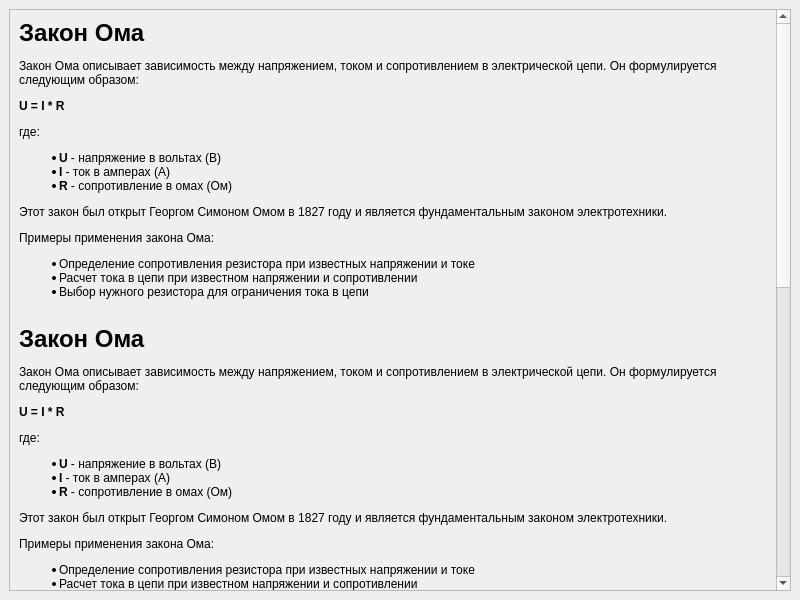
Old version of the form ui/theory.ui in the repository vemneyy/educational-practice-gui.
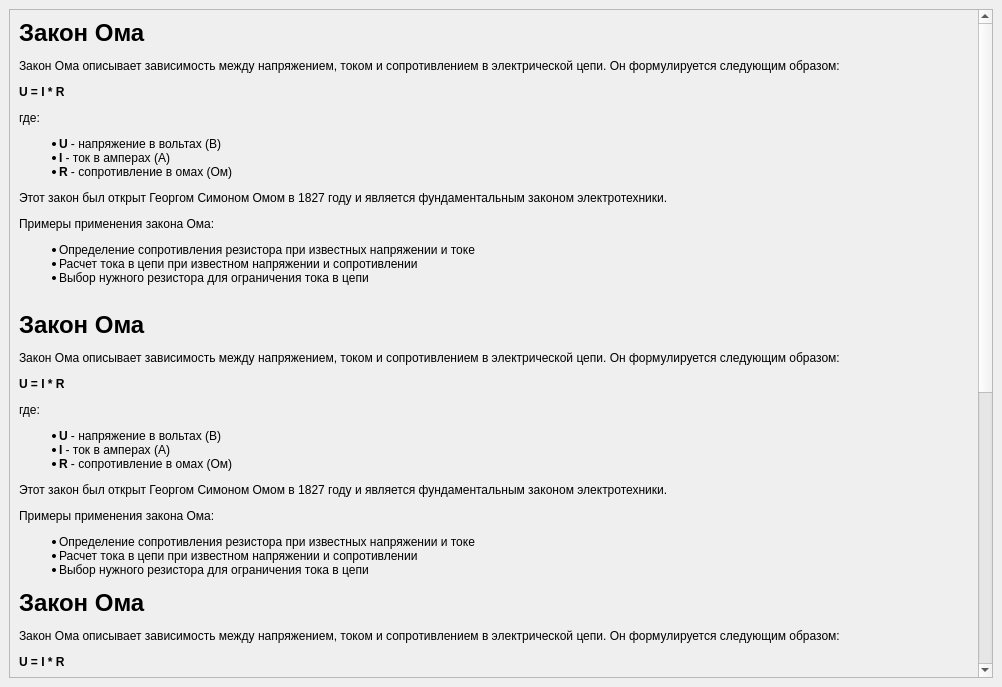
New version of the form. Icons and pictures are not drawn.

The edit to the form file:
```diff
--- a/ui/theory.ui
+++ b/ui/theory.ui
@@ -6,8 +6,8 @@
    <rect>
     <x>0</x>
     <y>0</y>
-    <width>800</width>
-    <height>600</height>
+    <width>1002</width>
+    <height>687</height>
    </rect>
   </property>
   <property name="windowTitle">
@@ -24,16 +24,16 @@
        <property name="geometry">
         <rect>
          <x>0</x>
-         <y>0</y>
-         <width>769</width>
-         <height>1452</height>
+         <y>-780</y>
+         <width>957</width>
+         <height>1516</height>
         </rect>
        </property>
        <layout class="QVBoxLayout" name="verticalLayout_2">
         <item>
          <widget class="QLabel" name="label">
           <property name="text">
-           <string>&lt;html&gt;&lt;head/&gt;&lt;body&gt;&lt;p&gt;&lt;span style=&quot; font-size:xx-large; font-weight:600;&quot;&gt;Закон Ома&lt;/span&gt;&lt;/p&gt;&lt;p&gt;Закон Ома описывает зависимость между напряжением, током и сопротивлением в электрической цепи. Он формулируется следующим образом: &lt;/p&gt;&lt;p&gt;&lt;span style=&quot; font-weight:600;&quot;&gt;U = I * R&lt;/span&gt;&lt;/p&gt;&lt;p&gt;где: &lt;/p&gt;&lt;ul style=&quot;margin-top: 0px; margin-bottom: 0px; margin-left: 0px; margin-right: 0px; -qt-list-indent: 1;&quot;&gt;&lt;li style=&quot; margin-top:12px; margin-bottom:0px; margin-left:0px; margin-right:0px; -qt-block-indent:0; text-indent:0px;&quot;&gt;&lt;span style=&quot; font-weight:600;&quot;&gt;U&lt;/span&gt; - напряжение в вольтах (В) &lt;/li&gt;&lt;li style=&quot; margin-top:0px; margin-bottom:0px; margin-left:0px; margin-right:0px; -qt-block-indent:0; text-indent:0px;&quot;&gt;&lt;span style=&quot; font-weight:600;&quot;&gt;I&lt;/span&gt; - ток в амперах (А) &lt;/li&gt;&lt;li style=&quot; margin-top:0px; margin-bottom:12px; margin-left:0px; margin-right:0px; -qt-block-indent:0; text-indent:0px;&quot;&gt;&lt;span style=&quot; font-weight:600;&quot;&gt;R&lt;/span&gt; - сопротивление в омах (Ом) &lt;/li&gt;&lt;/ul&gt;&lt;p&gt;Этот закон был открыт Георгом Симоном Омом в 1827 году и является фундаментальным законом электротехники. &lt;/p&gt;&lt;p&gt;Примеры применения закона Ома: &lt;/p&gt;&lt;ul style=&quot;margin-top: 0px; margin-bottom: 0px; margin-left: 0px; margin-right: 0px; -qt-list-indent: 1;&quot;&gt;&lt;li style=&quot; margin-top:12px; margin-bottom:0px; margin-left:0px; margin-right:0px; -qt-block-indent:0; text-indent:0px;&quot;&gt;Определение сопротивления резистора при известных напряжении и токе &lt;/li&gt;&lt;li style=&quot; margin-top:0px; margin-bottom:0px; margin-left:0px; margin-right:0px; -qt-block-indent:0; text-indent:0px;&quot;&gt;Расчет тока в цепи при известном напряжении и сопротивлении &lt;/li&gt;&lt;li style=&quot; margin-top:0px; margin-bottom:12px; margin-left:0px; margin-right:0px; -qt-block-indent:0; text-indent:0px;&quot;&gt;Выбор нужного резистора для ограничения тока в цепи &lt;br/&gt;&lt;/li&gt;&lt;/ul&gt;&lt;p&gt;&lt;span style=&quot; font-size:xx-large; font-weight:600;&quot;&gt;Закон Ома&lt;/span&gt;&lt;/p&gt;&lt;p&gt;Закон Ома описывает зависимость между напряжением, током и сопротивлением в электрической цепи. Он формулируется следующим образом: &lt;/p&gt;&lt;p&gt;&lt;span style=&quot; font-weight:600;&quot;&gt;U = I * R&lt;/span&gt;&lt;/p&gt;&lt;p&gt;где: &lt;/p&gt;&lt;ul style=&quot;margin-top: 0px; margin-bottom: 0px; margin-left: 0px; margin-right: 0px; -qt-list-indent: 1;&quot;&gt;&lt;li style=&quot; margin-top:12px; margin-bottom:0px; margin-left:0px; margin-right:0px; -qt-block-indent:0; text-indent:0px;&quot;&gt;&lt;span style=&quot; font-weight:600;&quot;&gt;U&lt;/span&gt; - напряжение в вольтах (В) &lt;/li&gt;&lt;li style=&quot; margin-top:0px; margin-bottom:0px; margin-left:0px; margin-right:0px; -qt-block-indent:0; text-indent:0px;&quot;&gt;&lt;span style=&quot; font-weight:600;&quot;&gt;I&lt;/span&gt; - ток в амперах (А) &lt;/li&gt;&lt;li style=&quot; margin-top:0px; margin-bottom:12px; margin-left:0px; margin-right:0px; -qt-block-indent:0; text-indent:0px;&quot;&gt;&lt;span style=&quot; font-weight:600;&quot;&gt;R&lt;/span&gt; - сопротивление в омах (Ом) &lt;/li&gt;&lt;/ul&gt;&lt;p&gt;Этот закон был открыт Георгом Симоном Омом в 1827 году и является фундаментальным законом электротехники. &lt;/p&gt;&lt;p&gt;Примеры применения закона Ома: &lt;/p&gt;&lt;ul style=&quot;margin-top: 0px; margin-bottom: 0px; margin-left: 0px; margin-right: 0px; -qt-list-indent: 1;&quot;&gt;&lt;li style=&quot; margin-top:12px; margin-bottom:0px; margin-left:0px; margin-right:0px; -qt-block-indent:0; text-indent:0px;&quot;&gt;Определение сопротивления резистора при известных напряжении и токе &lt;/li&gt;&lt;li style=&quot; margin-top:0px; margin-bottom:0px; margin-left:0px; margin-right:0px; -qt-block-indent:0; text-indent:0px;&quot;&gt;Расчет тока в цепи при известном напряжении и сопротивлении &lt;/li&gt;&lt;li style=&quot; margin-top:0px; margin-bottom:12px; margin-left:0px; margin-right:0px; -qt-block-indent:0; text-indent:0px;&quot;&gt;Выбор нужного резистора для ограничения тока в цепи &lt;/li&gt;&lt;/ul&gt;&lt;p&gt;&lt;span style=&quot; font-size:xx-large; font-weight:600;&quot;&gt;Закон Ома&lt;/span&gt;&lt;/p&gt;&lt;p&gt;Закон Ома описывает зависимость между напряжением, током и сопротивлением в электрической цепи. Он формулируется следующим образом: &lt;/p&gt;&lt;p&gt;&lt;span style=&quot; font-weight:600;&quot;&gt;U = I * R&lt;/span&gt;&lt;/p&gt;&lt;p&gt;где: &lt;/p&gt;&lt;ul style=&quot;margin-top: 0px; margin-bottom: 0px; margin-left: 0px; margin-right: 0px; -qt-list-indent: 1;&quot;&gt;&lt;li style=&quot; margin-top:12px; margin-bottom:0px; margin-left:0px; margin-right:0px; -qt-block-indent:0; text-indent:0px;&quot;&gt;&lt;span style=&quot; font-weight:600;&quot;&gt;U&lt;/span&gt; - напряжение в вольтах (В) &lt;/li&gt;&lt;li style=&quot; margin-top:0px; margin-bottom:0px; margin-left:0px; margin-right:0px; -qt-block-indent:0; text-indent:0px;&quot;&gt;&lt;span style=&quot; font-weight:600;&quot;&gt;I&lt;/span&gt; - ток в амперах (А) &lt;/li&gt;&lt;li style=&quot; margin-top:0px; margin-bottom:12px; margin-left:0px; margin-right:0px; -qt-block-indent:0; text-indent:0px;&quot;&gt;&lt;span style=&quot; font-weight:600;&quot;&gt;R&lt;/span&gt; - сопротивление в омах (Ом) &lt;/li&gt;&lt;/ul&gt;&lt;p&gt;Этот закон был открыт Георгом Симоном Омом в 1827 году и является фундаментальным законом электротехники. &lt;/p&gt;&lt;p&gt;Примеры применения закона Ома: &lt;/p&gt;&lt;ul style=&quot;margin-top: 0px; margin-bottom: 0px; margin-left: 0px; margin-right: 0px; -qt-list-indent: 1;&quot;&gt;&lt;li style=&quot; margin-top:12px; margin-bottom:0px; margin-left:0px; margin-right:0px; -qt-block-indent:0; text-indent:0px;&quot;&gt;Определение сопротивления резистора при известных напряжении и токе &lt;/li&gt;&lt;li style=&quot; margin-top:0px; margin-bottom:0px; margin-left:0px; margin-right:0px; -qt-block-indent:0; text-indent:0px;&quot;&gt;Расчет тока в цепи при известном напряжении и сопротивлении &lt;/li&gt;&lt;li style=&quot; margin-top:0px; margin-bottom:12px; margin-left:0px; margin-right:0px; -qt-block-indent:0; text-indent:0px;&quot;&gt;Выбор нужного резистора для ограничения тока в цепи&lt;/li&gt;&lt;li style=&quot;-qt-paragraph-type:empty; margin-top:0px; margin-bottom:12px; margin-left:0px; margin-right:0px; -qt-block-indent:0; text-indent:0px;&quot;&gt;&lt;br/&gt;&lt;/li&gt;&lt;/ul&gt;&lt;p&gt;&lt;span style=&quot; font-size:xx-large; font-weight:600;&quot;&gt;Закон Ома&lt;/span&gt;&lt;/p&gt;&lt;p&gt;Закон Ома описывает зависимость между напряжением, током и сопротивлением в электрической цепи. Он формулируется следующим образом: &lt;/p&gt;&lt;p&gt;&lt;span style=&quot; font-weight:600;&quot;&gt;U = I * R&lt;/span&gt;&lt;/p&gt;&lt;p&gt;где: &lt;/p&gt;&lt;ul style=&quot;margin-top: 0px; margin-bottom: 0px; margin-left: 0px; margin-right: 0px; -qt-list-indent: 1;&quot;&gt;&lt;li style=&quot; margin-top:12px; margin-bottom:0px; margin-left:0px; margin-right:0px; -qt-block-indent:0; text-indent:0px;&quot;&gt;&lt;span style=&quot; font-weight:600;&quot;&gt;U&lt;/span&gt; - напряжение в вольтах (В) &lt;/li&gt;&lt;li style=&quot; margin-top:0px; margin-bottom:0px; margin-left:0px; margin-right:0px; -qt-block-indent:0; text-indent:0px;&quot;&gt;&lt;span style=&quot; font-weight:600;&quot;&gt;I&lt;/span&gt; - ток в амперах (А) &lt;/li&gt;&lt;li style=&quot; margin-top:0px; margin-bottom:12px; margin-left:0px; margin-right:0px; -qt-block-indent:0; text-indent:0px;&quot;&gt;&lt;span style=&quot; font-weight:600;&quot;&gt;R&lt;/span&gt; - сопротивление в омах (Ом) &lt;/li&gt;&lt;/ul&gt;&lt;p&gt;Этот закон был открыт Георгом Симоном Омом в 1827 году и является фундаментальным законом электротехники. &lt;/p&gt;&lt;p&gt;Примеры применения закона Ома: &lt;/p&gt;&lt;ul style=&quot;margin-top: 0px; margin-bottom: 0px; margin-left: 0px; margin-right: 0px; -qt-list-indent: 1;&quot;&gt;&lt;li style=&quot; margin-top:12px; margin-bottom:0px; margin-left:0px; margin-right:0px; -qt-block-indent:0; text-indent:0px;&quot;&gt;Определение сопротивления резистора при известных напряжении и токе &lt;/li&gt;&lt;li style=&quot; margin-top:0px; margin-bottom:0px; margin-left:0px; margin-right:0px; -qt-block-indent:0; text-indent:0px;&quot;&gt;Расчет тока в цепи при известном напряжении и сопротивлении &lt;/li&gt;&lt;li style=&quot; margin-top:0px; margin-bottom:12px; margin-left:0px; margin-right:0px; -qt-block-indent:0; text-indent:0px;&quot;&gt;Выбор нужного резистора для ограничения тока в цепи &lt;/li&gt;&lt;/ul&gt;&lt;/body&gt;&lt;/html&gt;</string>
+           <string>&lt;html&gt;&lt;head/&gt;&lt;body&gt;&lt;p&gt;&lt;span style=&quot; font-size:xx-large; font-weight:600;&quot;&gt;Закон Ома&lt;/span&gt;&lt;/p&gt;&lt;p&gt;Закон Ома описывает зависимость между напряжением, током и сопротивлением в электрической цепи. Он формулируется следующим образом: &lt;/p&gt;&lt;p&gt;&lt;span style=&quot; font-weight:600;&quot;&gt;U = I * R&lt;/span&gt;&lt;/p&gt;&lt;p&gt;где: &lt;/p&gt;&lt;ul style=&quot;margin-top: 0px; margin-bottom: 0px; margin-left: 0px; margin-right: 0px; -qt-list-indent: 1;&quot;&gt;&lt;li style=&quot; margin-top:12px; margin-bottom:0px; margin-left:0px; margin-right:0px; -qt-block-indent:0; text-indent:0px;&quot;&gt;&lt;span style=&quot; font-weight:600;&quot;&gt;U&lt;/span&gt; - напряжение в вольтах (В) &lt;/li&gt;&lt;li style=&quot; margin-top:0px; margin-bottom:0px; margin-left:0px; margin-right:0px; -qt-block-indent:0; text-indent:0px;&quot;&gt;&lt;span style=&quot; font-weight:600;&quot;&gt;I&lt;/span&gt; - ток в амперах (А) &lt;/li&gt;&lt;li style=&quot; margin-top:0px; margin-bottom:12px; margin-left:0px; margin-right:0px; -qt-block-indent:0; text-indent:0px;&quot;&gt;&lt;span style=&quot; font-weight:600;&quot;&gt;R&lt;/span&gt; - сопротивление в омах (Ом) &lt;/li&gt;&lt;/ul&gt;&lt;p&gt;Этот закон был открыт Георгом Симоном Омом в 1827 году и является фундаментальным законом электротехники. &lt;/p&gt;&lt;p&gt;Примеры применения закона Ома: &lt;/p&gt;&lt;ul style=&quot;margin-top: 0px; margin-bottom: 0px; margin-left: 0px; margin-right: 0px; -qt-list-indent: 1;&quot;&gt;&lt;li style=&quot; margin-top:12px; margin-bottom:0px; margin-left:0px; margin-right:0px; -qt-block-indent:0; text-indent:0px;&quot;&gt;Определение сопротивления резистора при известных напряжении и токе &lt;/li&gt;&lt;li style=&quot; margin-top:0px; margin-bottom:0px; margin-left:0px; margin-right:0px; -qt-block-indent:0; text-indent:0px;&quot;&gt;Расчет тока в цепи при известном напряжении и сопротивлении &lt;/li&gt;&lt;li style=&quot; margin-top:0px; margin-bottom:12px; margin-left:0px; margin-right:0px; -qt-block-indent:0; text-indent:0px;&quot;&gt;Выбор нужного резистора для ограничения тока в цепи &lt;br/&gt;&lt;/li&gt;&lt;/ul&gt;&lt;p&gt;&lt;span style=&quot; font-size:xx-large; font-weight:600;&quot;&gt;Закон Ома&lt;/span&gt;&lt;/p&gt;&lt;p&gt;Закон Ома описывает зависимость между напряжением, током и сопротивлением в электрической цепи. Он формулируется следующим образом: &lt;/p&gt;&lt;p&gt;&lt;span style=&quot; font-weight:600;&quot;&gt;U = I * R&lt;/span&gt;&lt;/p&gt;&lt;p&gt;где: &lt;/p&gt;&lt;ul style=&quot;margin-top: 0px; margin-bottom: 0px; margin-left: 0px; margin-right: 0px; -qt-list-indent: 1;&quot;&gt;&lt;li style=&quot; margin-top:12px; margin-bottom:0px; margin-left:0px; margin-right:0px; -qt-block-indent:0; text-indent:0px;&quot;&gt;&lt;span style=&quot; font-weight:600;&quot;&gt;U&lt;/span&gt; - напряжение в вольтах (В) &lt;/li&gt;&lt;li style=&quot; margin-top:0px; margin-bottom:0px; margin-left:0px; margin-right:0px; -qt-block-indent:0; text-indent:0px;&quot;&gt;&lt;span style=&quot; font-weight:600;&quot;&gt;I&lt;/span&gt; - ток в амперах (А) &lt;/li&gt;&lt;li style=&quot; margin-top:0px; margin-bottom:12px; margin-left:0px; margin-right:0px; -qt-block-indent:0; text-indent:0px;&quot;&gt;&lt;span style=&quot; font-weight:600;&quot;&gt;R&lt;/span&gt; - сопротивление в омах (Ом) &lt;/li&gt;&lt;/ul&gt;&lt;p&gt;Этот закон был открыт Георгом Симоном Омом в 1827 году и является фундаментальным законом электротехники. &lt;/p&gt;&lt;p&gt;Примеры применения закона Ома: &lt;/p&gt;&lt;ul style=&quot;margin-top: 0px; margin-bottom: 0px; margin-left: 0px; margin-right: 0px; -qt-list-indent: 1;&quot;&gt;&lt;li style=&quot; margin-top:12px; margin-bottom:0px; margin-left:0px; margin-right:0px; -qt-block-indent:0; text-indent:0px;&quot;&gt;Определение сопротивления резистора при известных напряжении и токе &lt;/li&gt;&lt;li style=&quot; margin-top:0px; margin-bottom:0px; margin-left:0px; margin-right:0px; -qt-block-indent:0; text-indent:0px;&quot;&gt;Расчет тока в цепи при известном напряжении и сопротивлении &lt;/li&gt;&lt;li style=&quot; margin-top:0px; margin-bottom:12px; margin-left:0px; margin-right:0px; -qt-block-indent:0; text-indent:0px;&quot;&gt;Выбор нужного резистора для ограничения тока в цепи &lt;/li&gt;&lt;/ul&gt;&lt;p&gt;&lt;span style=&quot; font-size:xx-large; font-weight:600;&quot;&gt;Закон Ома&lt;/span&gt;&lt;/p&gt;&lt;p&gt;Закон Ома описывает зависимость между напряжением, током и сопротивлением в электрической цепи. Он формулируется следующим образом: &lt;/p&gt;&lt;p&gt;&lt;span style=&quot; font-weight:600;&quot;&gt;U = I * R&lt;/span&gt;&lt;/p&gt;&lt;p&gt;где: &lt;/p&gt;&lt;ul style=&quot;margin-top: 0px; margin-bottom: 0px; margin-left: 0px; margin-right: 0px; -qt-list-indent: 1;&quot;&gt;&lt;li style=&quot; margin-top:12px; margin-bottom:0px; margin-left:0px; margin-right:0px; -qt-block-indent:0; text-indent:0px;&quot;&gt;&lt;span style=&quot; font-weight:600;&quot;&gt;U&lt;/span&gt; - напряжение в вольтах (В) &lt;/li&gt;&lt;li style=&quot; margin-top:0px; margin-bottom:0px; margin-left:0px; margin-right:0px; -qt-block-indent:0; text-indent:0px;&quot;&gt;&lt;span style=&quot; font-weight:600;&quot;&gt;I&lt;/span&gt; - ток в амперах (А) &lt;/li&gt;&lt;li style=&quot; margin-top:0px; margin-bottom:12px; margin-left:0px; margin-right:0px; -qt-block-indent:0; text-indent:0px;&quot;&gt;&lt;span style=&quot; font-weight:600;&quot;&gt;R&lt;/span&gt; - сопротивление в омах (Ом) &lt;/li&gt;&lt;/ul&gt;&lt;p&gt;Этот закон был открыт Георгом Симоном Омом в 1827 году и является фундаментальным законом электротехники. &lt;/p&gt;&lt;p&gt;Примеры применения закона Ома: &lt;/p&gt;&lt;ul style=&quot;margin-top: 0px; margin-bottom: 0px; margin-left: 0px; margin-right: 0px; -qt-list-indent: 1;&quot;&gt;&lt;li style=&quot; margin-top:12px; margin-bottom:0px; margin-left:0px; margin-right:0px; -qt-block-indent:0; text-indent:0px;&quot;&gt;Определение сопротивления резистора при известных напряжении и токе &lt;/li&gt;&lt;li style=&quot; margin-top:0px; margin-bottom:0px; margin-left:0px; margin-right:0px; -qt-block-indent:0; text-indent:0px;&quot;&gt;Расчет тока в цепи при известном напряжении и сопротивлении &lt;/li&gt;&lt;li style=&quot; margin-top:0px; margin-bottom:12px; margin-left:0px; margin-right:0px; -qt-block-indent:0; text-indent:0px;&quot;&gt;Выбор нужного резистора для ограничения тока в цепи&lt;/li&gt;&lt;li style=&quot;-qt-paragraph-type:empty; margin-top:0px; margin-bottom:12px; margin-left:0px; margin-right:0px; -qt-block-indent:0; text-indent:0px;&quot;&gt;&lt;br/&gt;&lt;/li&gt;&lt;/ul&gt;&lt;p&gt;&lt;span style=&quot; font-size:xx-large; font-weight:600;&quot;&gt;Закон Ома&lt;/span&gt;&lt;/p&gt;&lt;p&gt;Закон Ома описывает зависимость между напряжением, током и сопротивлением в электрической цепи. Он формулируется следующим образом: &lt;/p&gt;&lt;p&gt;&lt;span style=&quot; font-weight:600;&quot;&gt;U = I * R&lt;/span&gt;&lt;/p&gt;&lt;p&gt;где: &lt;/p&gt;&lt;ul style=&quot;margin-top: 0px; margin-bottom: 0px; margin-left: 0px; margin-right: 0px; -qt-list-indent: 1;&quot;&gt;&lt;li style=&quot; margin-top:12px; margin-bottom:0px; margin-left:0px; margin-right:0px; -qt-block-indent:0; text-indent:0px;&quot;&gt;&lt;span style=&quot; font-weight:600;&quot;&gt;U&lt;/span&gt; - напряжение в вольтах (В) &lt;/li&gt;&lt;li style=&quot; margin-top:0px; margin-bottom:0px; margin-left:0px; margin-right:0px; -qt-block-indent:0; text-indent:0px;&quot;&gt;&lt;span style=&quot; font-weight:600;&quot;&gt;I&lt;/span&gt; - ток в амперах (А) &lt;/li&gt;&lt;li style=&quot; margin-top:0px; margin-bottom:12px; margin-left:0px; margin-right:0px; -qt-block-indent:0; text-indent:0px;&quot;&gt;&lt;span style=&quot; font-weight:600;&quot;&gt;R&lt;/span&gt; - сопротивление в омах (Ом) &lt;/li&gt;&lt;/ul&gt;&lt;p&gt;Этот закон был открыт Георгом Симоном Омом в 1827 году и является фундаментальным законом электротехники. &lt;img src=&quot;:/images/resistance.png&quot;/&gt;&lt;/p&gt;&lt;p&gt;Примеры применения закона Ома: &lt;/p&gt;&lt;ul style=&quot;margin-top: 0px; margin-bottom: 0px; margin-left: 0px; margin-right: 0px; -qt-list-indent: 1;&quot;&gt;&lt;li style=&quot; margin-top:12px; margin-bottom:0px; margin-left:0px; margin-right:0px; -qt-block-indent:0; text-indent:0px;&quot;&gt;Определение сопротивления резистора при известных напряжении и токе &lt;/li&gt;&lt;li style=&quot; margin-top:0px; margin-bottom:0px; margin-left:0px; margin-right:0px; -qt-block-indent:0; text-indent:0px;&quot;&gt;Расчет тока в цепи при известном напряжении и сопротивлении &lt;/li&gt;&lt;li style=&quot; margin-top:0px; margin-bottom:12px; margin-left:0px; margin-right:0px; -qt-block-indent:0; text-indent:0px;&quot;&gt;Выбор нужного резистора для ограничения тока в цепи &lt;/li&gt;&lt;/ul&gt;&lt;/body&gt;&lt;/html&gt;</string>
           </property>
           <property name="wordWrap">
            <bool>true</bool>
```
Left out of the diff: 4 changed lines with no effect on the pictures.
